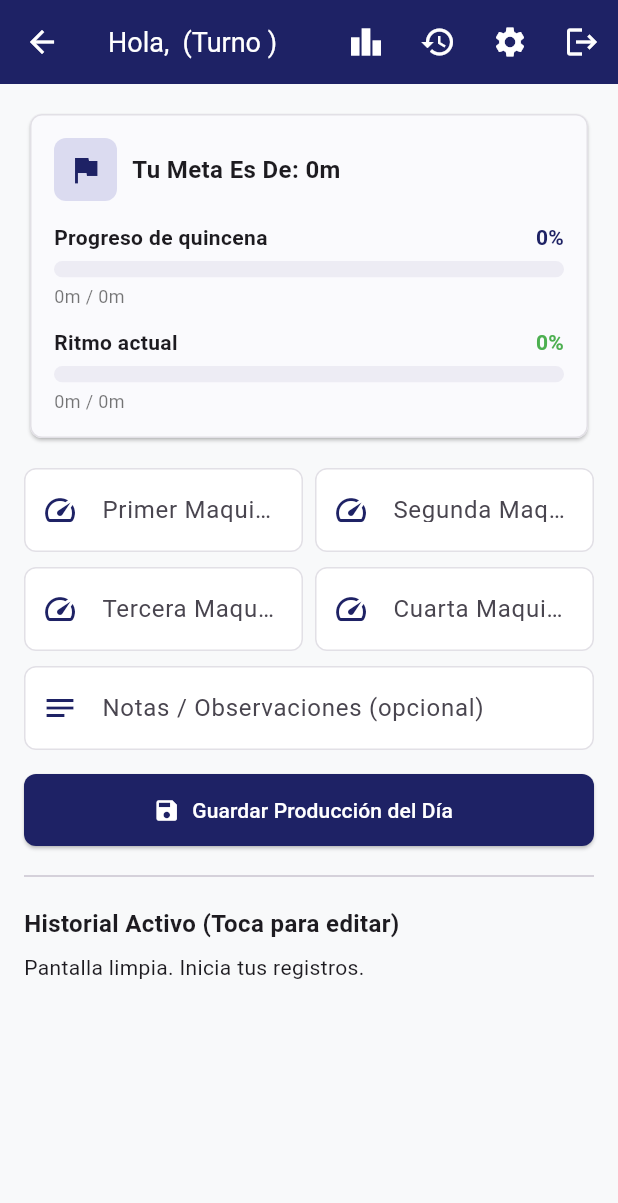
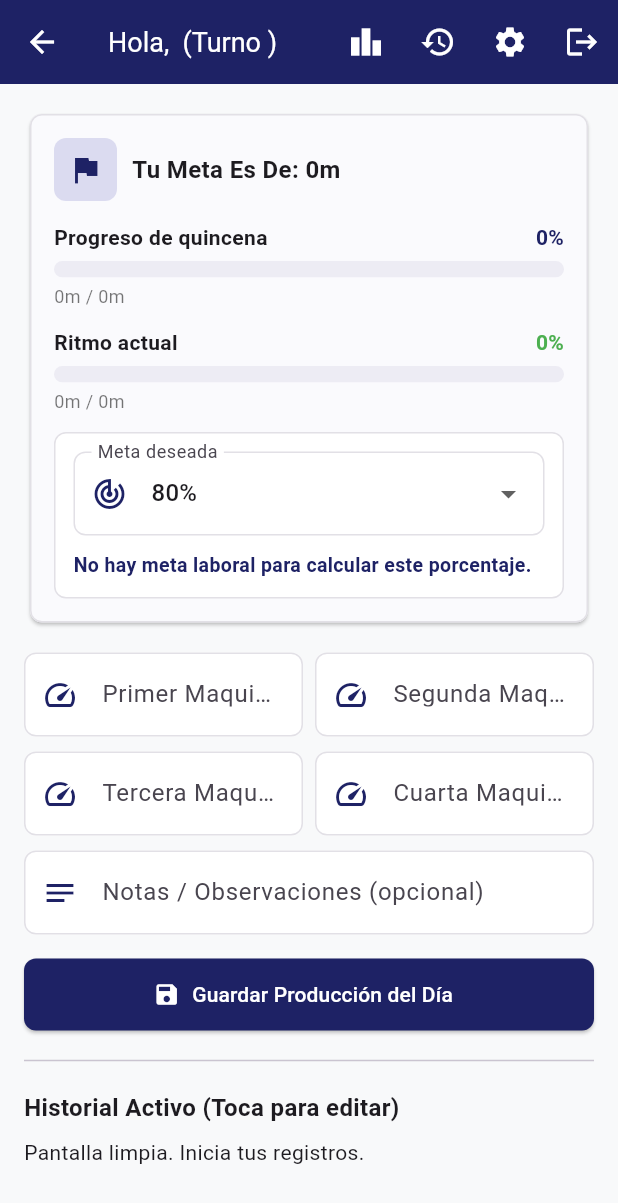
Before and after one commit to Rigodonin/GoldenMobile, a Flutter app: the OperadorScreen screen opened by its route, on a phone screen of 412 x 824 dp. Shown: the top 1203 px of the screen. Run offline on Flutter 3.47's test engine with Material 3 defaults, Android fonts, the phone set to English and light mode, and no system bars; our stand-ins replace supabase_flutter; accounts and stored records are empty.

Commit message:
agregue lo de la meta y cuantos metros faltan ahora si ching

```diff
--- a/lib/screens/operador_screen.dart
+++ b/lib/screens/operador_screen.dart
@@ -32,6 +32,7 @@ class _OperadorScreenState extends State<OperadorScreen> {
   bool _isLoadingRanking = false;
   String _turnoFiltroRanking = 'Todos';
   String _periodoFiltroRanking = 'actual';
+  int _porcentajeMetaSeleccionado = 80;
 
   int? _diasLVManuales;
   int? _diasSabadoManuales;
@@ -366,7 +367,76 @@ class _OperadorScreenState extends State<OperadorScreen> {
 
   double _calcularPorcentaje(double avance, double meta) {
     if (meta <= 0) return 0;
-    return (avance / meta).clamp(0.0, 1.0);
+    return avance / meta;
+  }
+
+  List<double> _metasDiasLaboralesQuincena() {
+    final rango = CalculadoraProduccion.obtenerRangoQuincenaActual();
+    var dia = rango['inicio']!;
+    final fin = rango['fin']!;
+    final metas = <double>[];
+
+    while (!dia.isAfter(fin)) {
+      final metaDia = CalculadoraProduccion.calcularMetaDiariaMetros(
+        _turnoLaboral,
+        dia,
+      );
+      if (metaDia > 0) metas.add(metaDia);
+      dia = dia.add(const Duration(days: 1));
+    }
+
+    return metas;
+  }
+
+  int? _siguienteNumeroRegistroQuincena() {
+    final totalDiasLaborales = _metasDiasLaboralesQuincena().length;
+    final registrosActuales = _historialQuincena.length;
+
+    if (registrosActuales >= totalDiasLaborales) return null;
+    return registrosActuales + 1;
+  }
+
+  double _calcularMetaAcumuladaPorRegistros(int cantidadRegistros) {
+    final metas = _metasDiasLaboralesQuincena();
+    final limite = cantidadRegistros.clamp(0, metas.length);
+
+    double meta = 0;
+    for (var i = 0; i < limite; i++) {
+      meta += metas[i];
+    }
+
+    return meta;
+  }
+
+  int _registrosParaCalculoMetaSeleccionada() {
+    final totalDiasLaborales = _metasDiasLaboralesQuincena().length;
+    final siguienteRegistro = _siguienteNumeroRegistroQuincena();
+
+    if (totalDiasLaborales == 0) return 0;
+    return siguienteRegistro ?? totalDiasLaborales;
+  }
+
+  double _metaObjetivoSeleccionada() {
+    final registrosParaCalculo = _registrosParaCalculoMetaSeleccionada();
+    if (registrosParaCalculo == 0) return 0;
+
+    final metaAcumulada = _calcularMetaAcumuladaPorRegistros(
+      registrosParaCalculo,
+    );
+    return metaAcumulada * (_porcentajeMetaSeleccionado / 100);
+  }
+
+  double _diferenciaMetaSeleccionada() {
+    return _metaObjetivoSeleccionada() - _metrosTotalesQuincena;
+  }
+
+  double _metrosNecesariosParaMetaSeleccionada() {
+    final diferencia = _diferenciaMetaSeleccionada();
+    return diferencia < 0 ? 0 : diferencia;
+  }
+
+  double _metrosNecesariosPorMaquina() {
+    return _metrosNecesariosParaMetaSeleccionada() / 4;
   }
 
   Color _colorPorcentaje(double porcentaje) {
@@ -407,6 +477,7 @@ class _OperadorScreenState extends State<OperadorScreen> {
     required Color color,
   }) {
     final porcentaje = _calcularPorcentaje(avance, meta);
+    final progresoBarra = porcentaje.clamp(0.0, 1.0);
     final porcentajeTexto = (porcentaje * 100).round().toString();
 
     return Column(
@@ -426,7 +497,7 @@ class _OperadorScreenState extends State<OperadorScreen> {
         ClipRRect(
           borderRadius: BorderRadius.circular(8),
           child: LinearProgressIndicator(
-            value: porcentaje,
+            value: progresoBarra,
             minHeight: 11,
             backgroundColor: const Color(0xFFEDECF4),
             color: color,
@@ -438,6 +509,57 @@ class _OperadorScreenState extends State<OperadorScreen> {
           style: const TextStyle(fontSize: 12, color: Colors.black54),
         ),
       ],
+    );
+  }
+
+  Widget _buildCalculadoraMetaDeseada() {
+    final registrosParaCalculo = _registrosParaCalculoMetaSeleccionada();
+    final diferencia = _diferenciaMetaSeleccionada();
+    final metrosNecesarios = _metrosNecesariosParaMetaSeleccionada();
+    final metrosPorMaquina = _metrosNecesariosPorMaquina();
+
+    return Container(
+      width: double.infinity,
+      padding: const EdgeInsets.all(12),
+      decoration: BoxDecoration(
+        color: Colors.white,
+        borderRadius: BorderRadius.circular(8),
+        border: Border.all(color: const Color(0xFFE2E0E6)),
+      ),
+      child: Column(
+        crossAxisAlignment: CrossAxisAlignment.start,
+        children: [
+          DropdownButtonFormField<int>(
+            initialValue: _porcentajeMetaSeleccionado,
+            decoration: _decoracionCampo('Meta deseada', Icons.track_changes),
+            items: const [70, 80, 90, 100]
+                .map(
+                  (porcentaje) => DropdownMenuItem<int>(
+                    value: porcentaje,
+                    child: Text('$porcentaje%'),
+                  ),
+                )
+                .toList(),
+            onChanged: (valor) {
+              if (valor == null) return;
+              setState(() => _porcentajeMetaSeleccionado = valor);
+            },
+          ),
+          const SizedBox(height: 10),
+          Text(
+            registrosParaCalculo == 0
+                ? 'No hay meta laboral para calcular este porcentaje.'
+                : diferencia < 0
+                    ? 'Ya superas el $_porcentajeMetaSeleccionado%; tu avance actual ya cubre ese porcentaje.'
+                    : 'Para quedar en el $_porcentajeMetaSeleccionado% necesitas hacer ${_metrosEnteros(metrosPorMaquina)}m por maquina, ${_metrosEnteros(metrosNecesarios)}m entre las 4.',
+            style: const TextStyle(
+              fontSize: 13,
+              fontWeight: FontWeight.w600,
+              color: Color(0xFF1E2265),
+            ),
+          ),
+        ],
+      ),
     );
   }
 
@@ -1048,6 +1170,8 @@ class _OperadorScreenState extends State<OperadorScreen> {
                       meta: _metaRitmoActual,
                       color: Colors.green,
                     ),
+                    const SizedBox(height: 12),
+                    _buildCalculadoraMetaDeseada(),
                   ],
                 ),
               ),
```
Also changed, not shown: 3 other files.
